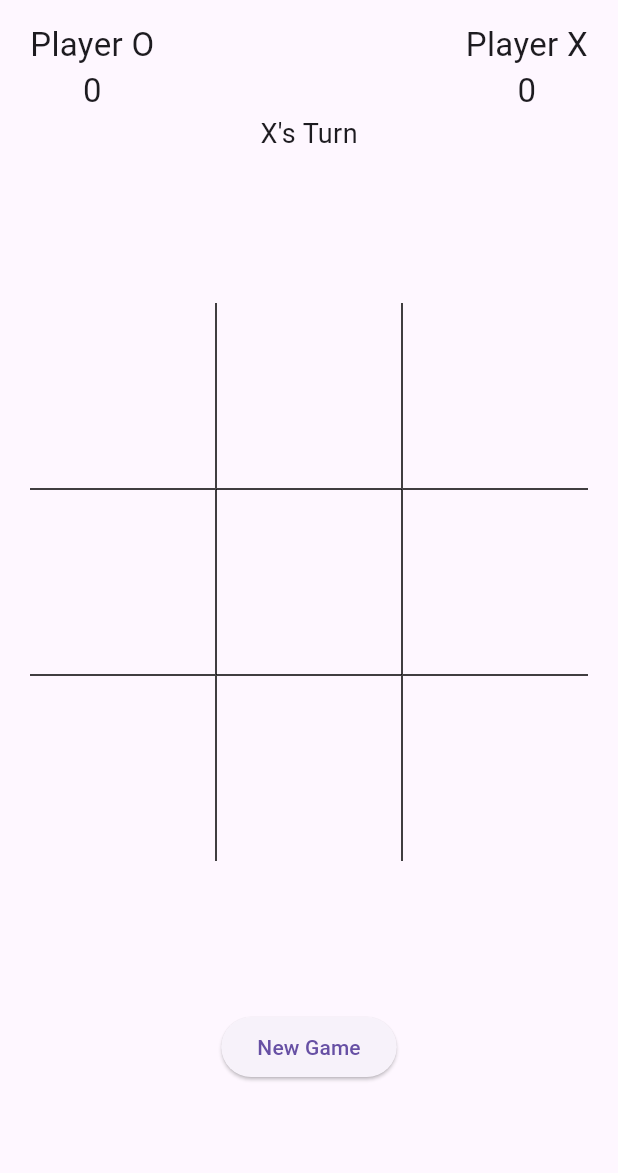
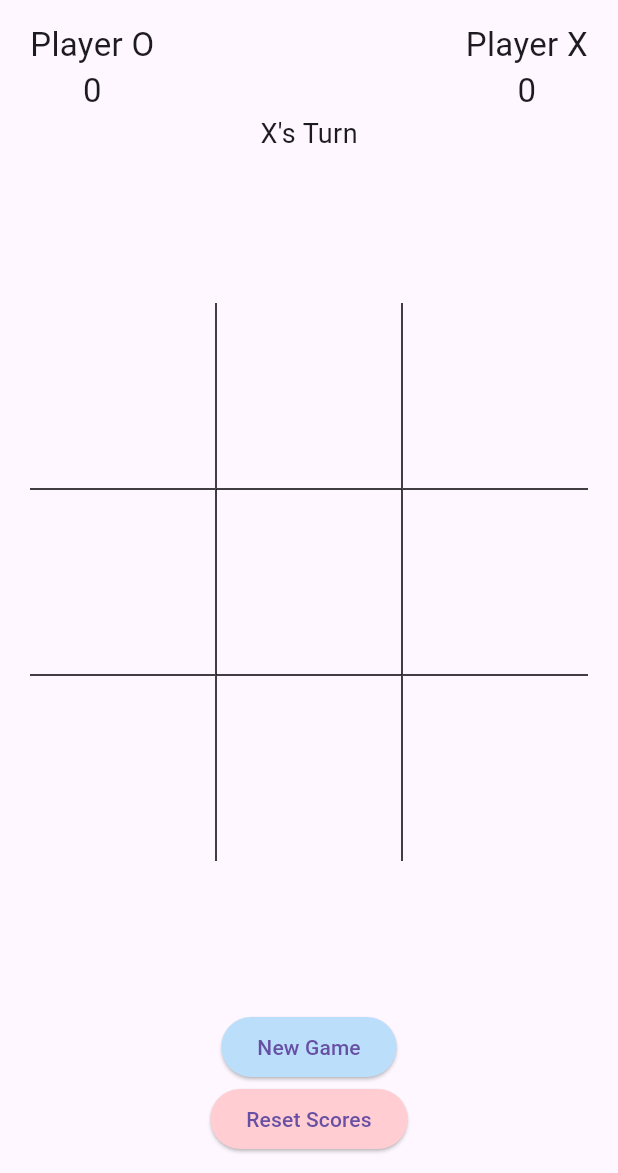
Before and after one commit to nklau/tic-tac-toe, a Flutter app: the screen it shows after launch, on a phone screen of 412 x 824 dp, the part 63-1236 px from its top. Run offline on Flutter 3.47's test engine with Material 3 defaults, Android fonts, the phone set to English and light mode, and no system bars.

Commit message:
button to reset player scores

```diff
--- a/lib/main.dart
+++ b/lib/main.dart
@@ -26,6 +26,13 @@ class _TicTacToeApp extends State<TicTacToeApp> {
     });
   }
 
+  void _resetScores() {
+    setState(() {
+      _oScore = 0;
+      _xScore = 0;
+    });
+  }
+
   @override
   Widget build(BuildContext context) {
     return MaterialApp(
@@ -35,7 +42,16 @@ class _TicTacToeApp extends State<TicTacToeApp> {
           children: [
             PlayerInfo(oScore: _oScore, xScore: _xScore),
             TicTacToeGame(onWin: _incrementScore),
-          ], // TODO reset button
+            ElevatedButton(
+              onPressed: () {
+                _resetScores();
+              },
+              style: ElevatedButton.styleFrom(
+                backgroundColor: Colors.red.shade100,
+              ),
+              child: const Text('Reset Scores'),
+            ),
+          ],
         ),
       ),
     );
@@ -233,6 +249,9 @@ class _TicTacToeGame extends State<TicTacToeGame> {
           onPressed: () {
             _newGame();
           },
+          style: ElevatedButton.styleFrom(
+            backgroundColor: Colors.blue.shade100,
+          ),
           child: const Text('New Game'),
         ),
       ],
```
